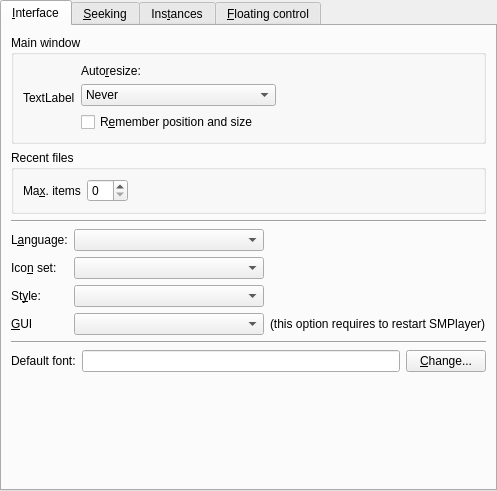
Above: src/prefinterface.ui from wilbert2000/wzplayer before the change. Below: the same form after it.
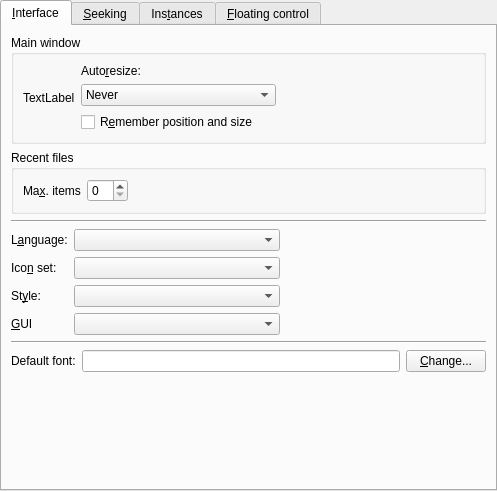
That is the form after the change. Custom widgets are drawn as their Qt base class.

Commit message: Deleted the text "(this option requires to restart SMPlayer)". That info is already in the tooltip.

```diff
--- a/src/prefinterface.ui
+++ b/src/prefinterface.ui
@@ -377,11 +377,17 @@
           </widget>
          </item>
          <item row="3" column="2" >
-          <widget class="QLabel" name="label_5" >
-           <property name="text" >
-            <string>(this option requires to restart SMPlayer)</string>
+          <spacer>
+           <property name="orientation" >
+            <enum>Qt::Horizontal</enum>
            </property>
-          </widget>
+           <property name="sizeHint" >
+            <size>
+             <width>40</width>
+             <height>20</height>
+            </size>
+           </property>
+          </spacer>
          </item>
         </layout>
        </item>
```
